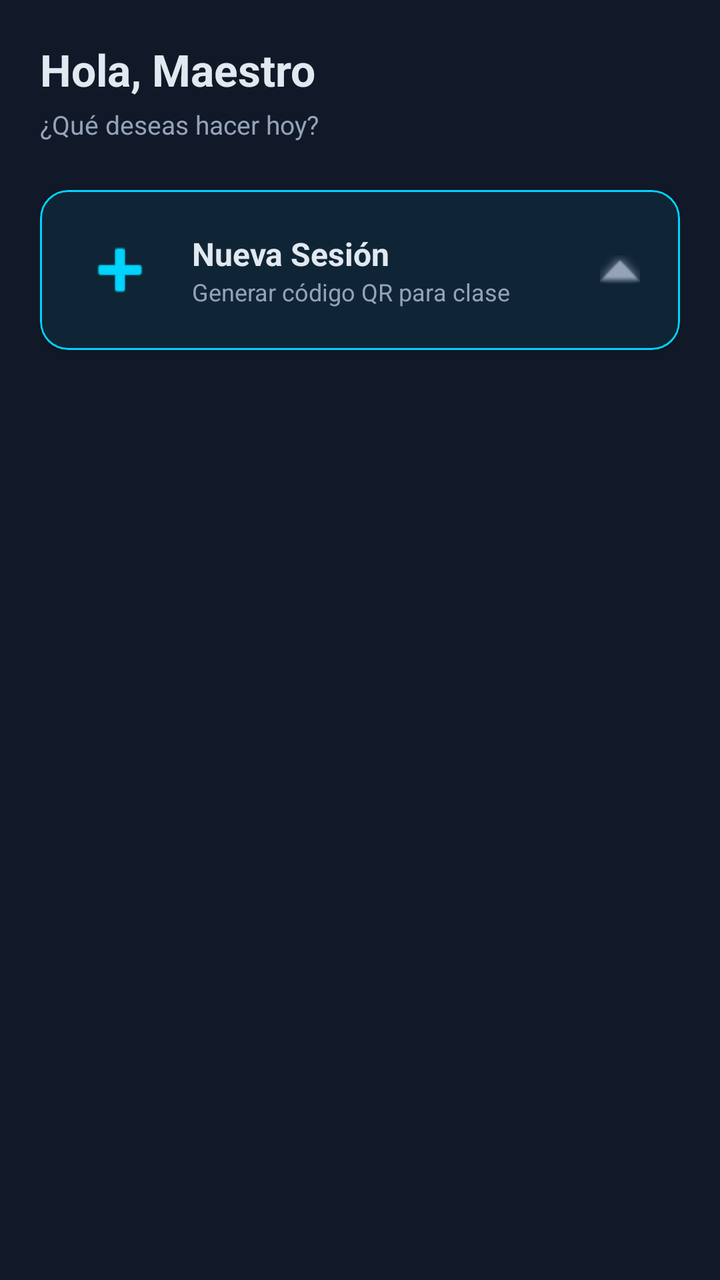
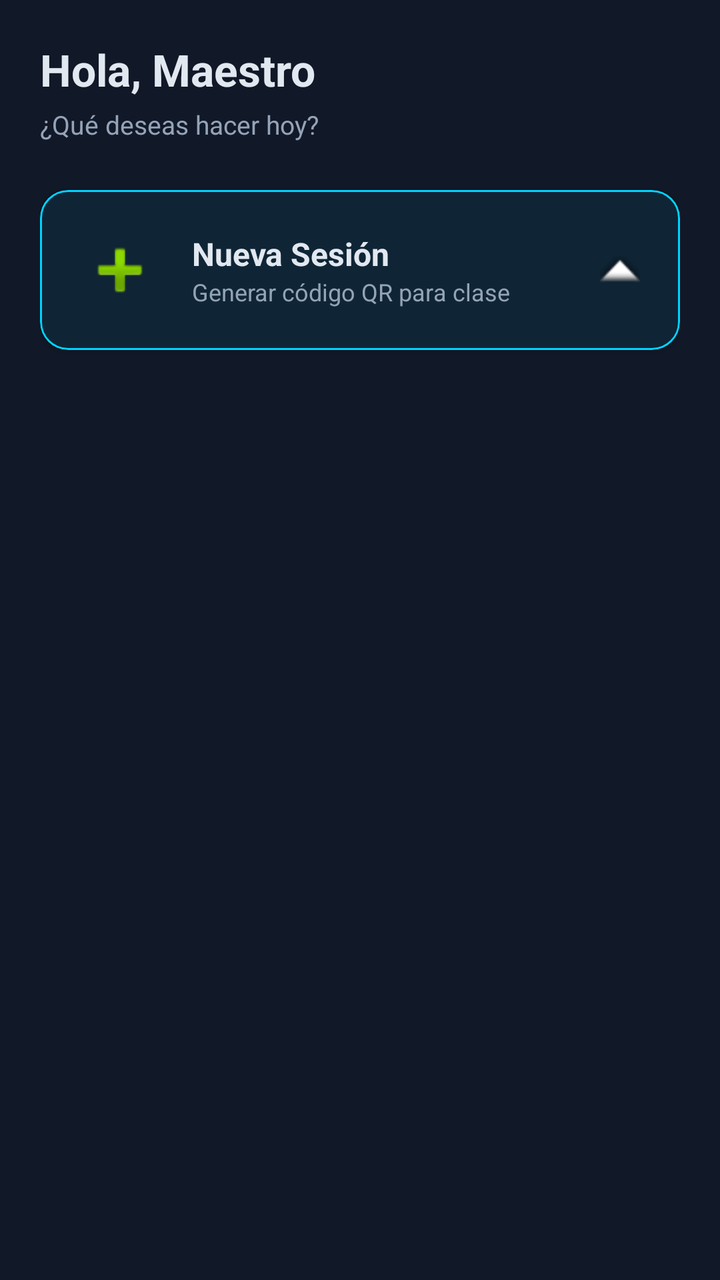

Screens rendered from an Android XML layout before and after an edit, with the pre-edit source and the edit as a unified diff.
<!-- AndroidManifest.xml: application theme Theme.AsistenciaQR.Dark -->
<!-- res/layout/fragment_dashboard_maestro.xml -->
<?xml version="1.0" encoding="utf-8"?>
<ScrollView
    xmlns:android="http://schemas.android.com/apk/res/android"
    xmlns:app="http://schemas.android.com/apk/res-auto"
    android:layout_width="match_parent"
    android:layout_height="match_parent"
    android:background="?attr/colorSurface">

    <LinearLayout
        android:layout_width="match_parent"
        android:layout_height="wrap_content"
        android:orientation="vertical"
        android:padding="20dp">

        
        <TextView
            android:id="@+id/tv_saludo"
            android:layout_width="wrap_content"
            android:layout_height="wrap_content"
            android:text="Hola, Maestro"
            android:textColor="?attr/colorOnSurface"
            android:textSize="22sp"
            android:textStyle="bold"
            android:layout_marginBottom="4dp" />

        <TextView
            android:layout_width="wrap_content"
            android:layout_height="wrap_content"
            android:text="¿Qué deseas hacer hoy?"
            android:textColor="?attr/colorOnSurfaceVariant"
            android:textSize="13sp"
            android:layout_marginBottom="24dp" />

        
        <com.google.android.material.card.MaterialCardView
            android:id="@+id/card_nueva_sesion"
            android:layout_width="match_parent"
            android:layout_height="wrap_content"
            android:layout_marginBottom="16dp"
            app:cardBackgroundColor="?attr/colorSurface"
            app:cardCornerRadius="14dp"
            app:cardElevation="2dp"
            app:strokeColor="?attr/colorPrimary"
            app:strokeWidth="1dp">
            <LinearLayout
                android:layout_width="match_parent"
                android:layout_height="wrap_content"
                android:orientation="horizontal"
                android:padding="20dp"
                android:gravity="center_vertical">
                <ImageView
                    android:layout_width="40dp"
                    android:layout_height="40dp"
                    android:src="@android:drawable/ic_input_add"
                    android:tint="?attr/colorPrimary"
                    android:layout_marginEnd="16dp" />
                <LinearLayout
                    android:layout_width="0dp"
                    android:layout_height="wrap_content"
                    android:layout_weight="1"
                    android:orientation="vertical">
                    <TextView
                        android:layout_width="wrap_content"
                        android:layout_height="wrap_content"
                        android:text="Nueva Sesión"
                        android:textColor="?attr/colorOnSurface"
                        android:textSize="16sp"
                        android:textStyle="bold" />
                    <TextView
                        android:layout_width="wrap_content"
                        android:layout_height="wrap_content"
                        android:text="Generar código QR para clase"
                        android:textColor="?attr/colorOnSurfaceVariant"
                        android:textSize="12sp" />
                </LinearLayout>
                <ImageView
                    android:layout_width="20dp"
                    android:layout_height="20dp"
                    android:src="@android:drawable/arrow_up_float"
                    android:tint="?attr/colorOnSurfaceVariant" />
            </LinearLayout>
        </com.google.android.material.card.MaterialCardView>

        
        <com.google.android.material.card.MaterialCardView
            android:id="@+id/card_sesion_activa"
            android:layout_width="match_parent"
            android:layout_height="wrap_content"
            android:layout_marginBottom="16dp"
            android:visibility="gone"
            app:cardBackgroundColor="?attr/colorSurface"
            app:cardCornerRadius="14dp"
            app:cardElevation="2dp"
            app:strokeColor="@color/green"
            app:strokeWidth="1dp">
            <LinearLayout
                android:layout_width="match_parent"
                android:layout_height="wrap_content"
                android:orientation="vertical"
                android:padding="20dp">
                <LinearLayout
                    android:layout_width="match_parent"
                    android:layout_height="wrap_content"
                    android:orientation="horizontal"
                    android:gravity="center_vertical"
                    android:layout_marginBottom="8dp">
                    <TextView
                        android:layout_width="0dp"
                        android:layout_height="wrap_content"
                        android:layout_weight="1"
                        android:text="Sesión activa"
                        android:textColor="@color/green"
                        android:textSize="13sp"
                        android:textStyle="bold"
                        android:letterSpacing="0.08" />
                    <TextView
                        android:id="@+id/tv_tiempo_restante"
                        android:layout_width="wrap_content"
                        android:layout_height="wrap_content"
                        android:text="14:32"
                        android:textColor="@color/amber"
                        android:textSize="13sp"
                        android:fontFamily="monospace" />
                </LinearLayout>
                <TextView
                    android:id="@+id/tv_nombre_sesion_activa"
                    android:layout_width="wrap_content"
                    android:layout_height="wrap_content"
                    android:text="Programación Móvil"
                    android:textColor="?attr/colorOnSurface"
                    android:textSize="16sp"
                    android:textStyle="bold"
                    android:layout_marginBottom="12dp" />
                <LinearLayout
                    android:layout_width="match_parent"
                    android:layout_height="wrap_content"
                    android:orientation="horizontal"
                    android:gap="8dp">
                    <com.google.android.material.button.MaterialButton
                        android:id="@+id/btn_ver_qr"
                        android:layout_width="0dp"
                        android:layout_height="wrap_content"
                        android:layout_weight="1"
                        android:text="Ver QR"
                        app:backgroundTint="?attr/colorPrimary"
                        android:textColor="?attr/colorOnPrimary" />
                    <com.google.android.material.button.MaterialButton
                        android:id="@+id/btn_ver_lista"
                        style="@style/Widget.Material3.Button.OutlinedButton"
                        android:layout_width="0dp"
                        android:layout_height="wrap_content"
                        android:layout_weight="1"
                        android:text="Lista"
                        app:strokeColor="?attr/colorPrimary" />
                </LinearLayout>
            </LinearLayout>
        </com.google.android.material.card.MaterialCardView>

    </LinearLayout>
</ScrollView>
<!-- resources referenced by this layout -->
<resources>
  <color name="amber">#F59E0B</color>
  <color name="green">#10B981</color>
  <style name="Theme.AsistenciaQR.Dark" parent="Theme.Material3.Dark.NoActionBar">
          <item name="colorPrimary">@color/cyan</item>
          <item name="colorOnPrimary">@color/dark_bg</item>
          <item name="colorSecondary">@color/purple</item>
          <item name="colorTertiary">@color/green</item>
          <item name="colorSurface">@color/dark_surface</item>
          <item name="colorOnSurface">@color/text_primary_dark</item>
          <item name="colorOnSurfaceVariant">@color/text_secondary_dark</item>
          <item name="colorError">@color/red</item>
          <item name="android:windowBackground">@color/dark_bg</item>
          <item name="android:statusBarColor">@color/dark_bg</item>
          <item name="android:navigationBarColor">@color/dark_surface</item>
      </style>
  <color name="cyan">#00D4FF</color>
  <color name="dark_bg">#0A0E1A</color>
  <color name="purple">#7C3AED</color>
  <color name="dark_surface">#111827</color>
  <color name="text_primary_dark">#E2E8F0</color>
  <color name="text_secondary_dark">#94A3B8</color>
  <color name="red">#EF4444</color>
</resources>

<!-- the commit's change to res/layout/fragment_dashboard_maestro.xml (unified diff, before → after) -->
@@ -52,7 +52,6 @@
                     android:layout_width="40dp"
                     android:layout_height="40dp"
                     android:src="@android:drawable/ic_input_add"
-                    android:tint="?attr/colorPrimary"
                     android:layout_marginEnd="16dp" />
                 <LinearLayout
                     android:layout_width="0dp"
@@ -76,8 +75,7 @@
                 <ImageView
                     android:layout_width="20dp"
                     android:layout_height="20dp"
-                    android:src="@android:drawable/arrow_up_float"
-                    android:tint="?attr/colorOnSurfaceVariant" />
+                    android:src="@android:drawable/arrow_up_float" />
             </LinearLayout>
         </com.google.android.material.card.MaterialCardView>
 
@@ -134,8 +132,8 @@
                 <LinearLayout
                     android:layout_width="match_parent"
                     android:layout_height="wrap_content"
-                    android:orientation="horizontal"
-                    android:gap="8dp">
+                    android:orientation="horizontal">
+
                     <com.google.android.material.button.MaterialButton
                         android:id="@+id/btn_ver_qr"
                         android:layout_width="0dp"
